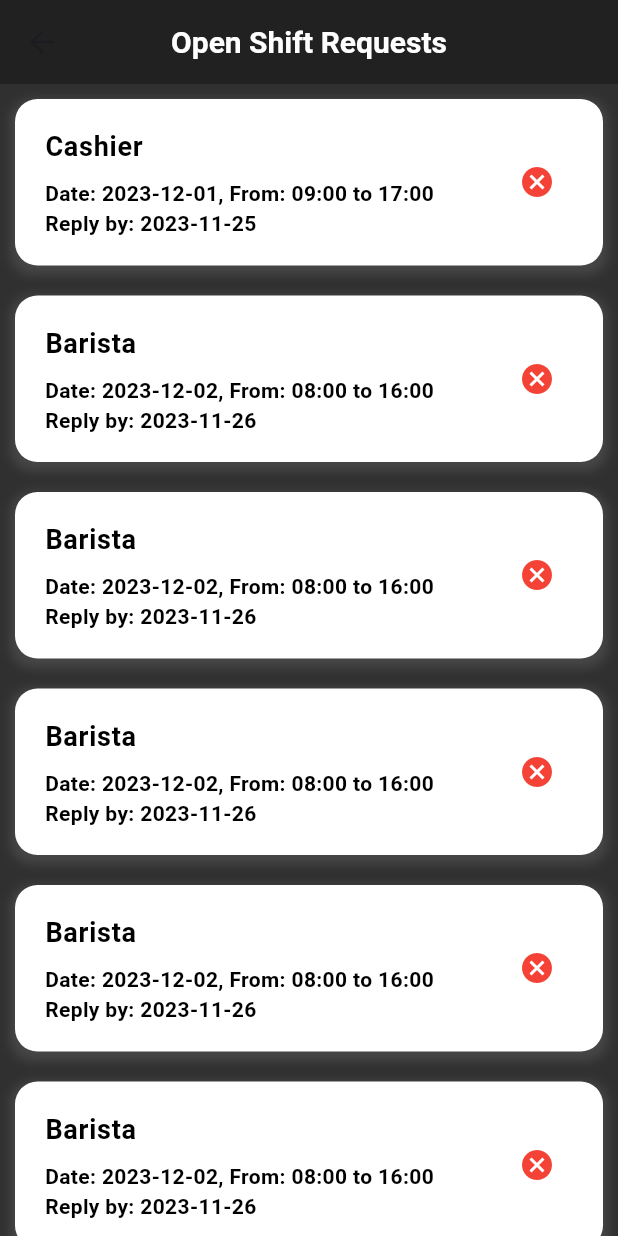
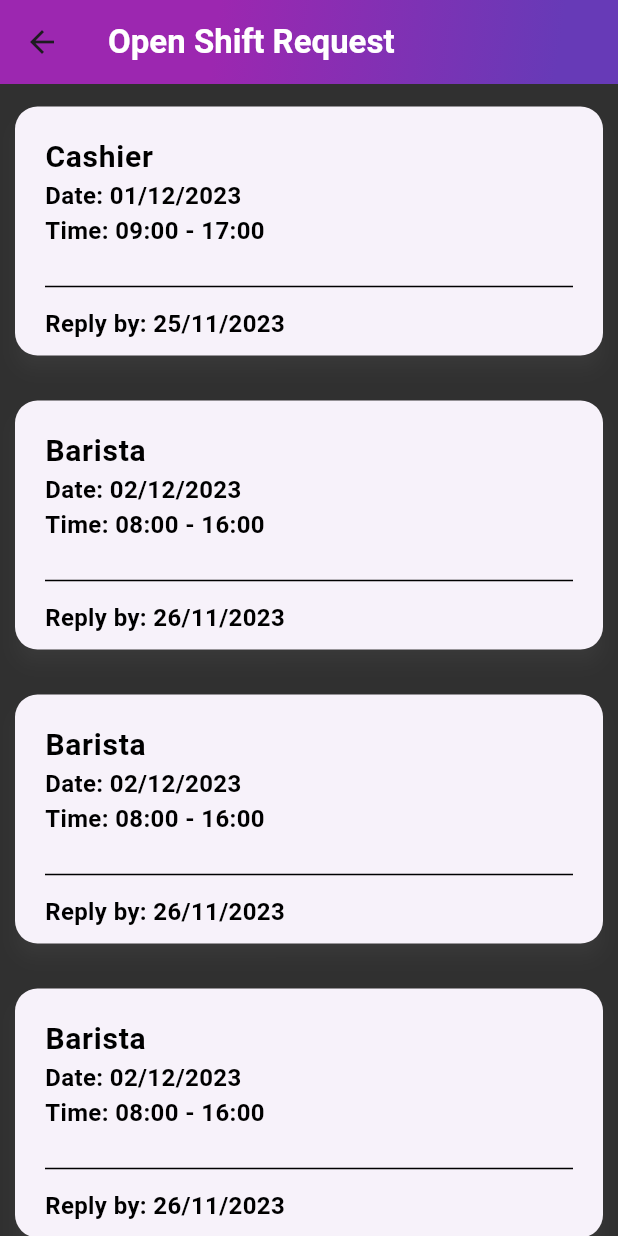
Before and after one commit to csnell16/SMS-staffing-application, a Flutter app: the ShiftRequestsListPage22 screen opened directly, on a phone screen of 412 x 824 dp. Run offline on Flutter 3.47's test engine with Material 3 defaults, Android fonts, the phone set to English and light mode, and no system bars; our stand-ins replace curved_navigation_bar; Roboto replaces fonts that are missing (Proxima Nova).

Commit message:
DateTime

```diff
--- a/MobileAppplication/hospital_app/lib/createRequest.dart
+++ b/MobileAppplication/hospital_app/lib/createRequest.dart
@@ -25,6 +25,8 @@ class ShiftRequestsListPage22 extends StatefulWidget {
 }
 
 class _ShiftRequestsListPageState extends State<ShiftRequestsListPage22> {
+  ShiftRequest? _selectedRequest; // State variable to track the selected request
+
   List<ShiftRequest> _shiftRequests=[
     ShiftRequest(
       position: "Cashier",
@@ -79,16 +81,34 @@ class _ShiftRequestsListPageState extends State<ShiftRequestsListPage22> {
       backgroundColor: Colors.grey[850], // Dark background like CreateShiftRequestPage33
       appBar: AppBar(
         title: Text(
-          'Open Shift Requests',
-          style: TextStyle(
-            color: Colors.white,
-            fontSize: 20,
-            fontWeight: FontWeight.bold,
-            fontFamily: 'Roboto', // Consistent font family
+          'Open Shift Request',
+          textAlign: TextAlign.center,
+          style: TextStyle(fontSize:22,color: Colors.white,fontWeight: FontWeight.bold,fontFamily:'Proxima Nova'),
+
+        ),
+        backgroundColor: Colors.deepPurple, // Updated color
+        elevation: 4, // Shadow under the AppBar
+        // actions: <Widget>[
+        //   IconButton(
+        //     icon: Icon(Icons.settings), // Example icon
+        //     onPressed: () {
+        //       // Action for settings or other functionality
+        //     },
+        //   ),
+        // ],
+        flexibleSpace: Container(
+          decoration: BoxDecoration(
+            gradient: LinearGradient(
+              begin: Alignment.topLeft,
+              end: Alignment.bottomRight,
+              tileMode: TileMode.repeated,
+              stops: [0.35, 0.90],
+
+              colors: [Colors.purple, Colors.deepPurple], // Gradient colors
+
             ),
           ),
-        backgroundColor: Colors.grey[900], // Consistent AppBar color
-        centerTitle: true,
+        ),
       ),
       body: ListView.builder(
         itemCount: _shiftRequests.length,
@@ -100,73 +120,80 @@ class _ShiftRequestsListPageState extends State<ShiftRequestsListPage22> {
   }
 
   Widget _buildShiftRequestItem(BuildContext context, ShiftRequest request) {
-    return Container(
-      margin: EdgeInsets.all(10),
-      decoration: BoxDecoration(
-        color: Colors.white,
+    bool isSelected = _selectedRequest == request;
+
+    return GestureDetector(
+      onLongPressDown: (_) => setState(() => _selectedRequest = request),
+      onLongPressUp: () => setState(() => _selectedRequest = null),
+      onLongPress: () => _showCancelConfirmation(context, request),
+      child: Card(
+        // color: isSelected ? Colors.red : Colors.white, // Change color when selected
+        margin: EdgeInsets.symmetric(horizontal: 10, vertical: 15),
+        shape: RoundedRectangleBorder(
           borderRadius: BorderRadius.circular(15),
-        boxShadow: [
-          BoxShadow(
-            color: Colors.grey.withOpacity(0.2),
-            spreadRadius: 3,
-            blurRadius: 5,
-            offset: Offset(0, 3),
         ),
-        ],
-      ),
-      child: ListTile(
+        shadowColor: Colors.grey.withOpacity(0.2),
+        elevation: 5,
+        child: InkWell(
+          splashColor: Colors.red,
+          onTap: () {}, // You can add functionality here if needed
+          child: Column(
+            children: [
+              ListTile(
                 contentPadding: EdgeInsets.symmetric(horizontal: 20, vertical: 10),
                 title: Text(
                   request.position,
                   style: TextStyle(
                     fontWeight: FontWeight.bold,
-            fontSize: 18,
-            fontFamily: 'Roboto', // Consistent font family
-            color: Colors.black, // Text color
+                    fontSize: 20,
+                    fontFamily: 'Proxima Nova',
+                    color: Colors.black,
                   ),
                 ),
-        subtitle: Padding(
-          padding: EdgeInsets.only(top: 8),
-          child: Text(
-            _formatShiftDetails(request),
-            textAlign: TextAlign.left,
-            style: TextStyle(
-              fontSize: 14,
-              color: Colors.black,
-              fontWeight: FontWeight.bold,
-              fontFamily: 'Proxima Nova',
-            ),
-            overflow: TextOverflow.ellipsis,
+                subtitle: Text(
+                  'Date: ${_formatDate(request.date)}\nTime: ${_formatTime(request.fromTime)} - ${_formatTime(request.toTime)}',
+                  style: _infoTextStyle(),
                 ),
               ),
-        trailing: IconButton(
-          icon: Icon(Icons.cancel, color: Colors.red),
-          onPressed: () => _showCancelConfirmation(context, request),
+              Divider(thickness: 1, indent: 20, endIndent: 20, color: Colors.black),
+              Padding(
+                padding: EdgeInsets.fromLTRB(20, 5, 20, 10),
+                child: Align(
+                  alignment: Alignment.centerLeft,
+                  child: Text(
+                    'Reply by: ${_formatDate(request.replyDeadline)}',
+                    style: _infoTextStyle(),
                   ),
-        onTap: () {
-          // Handle tap event
-        },
+                ),
+              ),
+            ],
+          ),
+        ),
       ),
     );
   }
 
-
-  String _formatShiftDetails(ShiftRequest request) {
-    String formatDate(DateTime date) {
-      return '${date.year}-${date.month.toString().padLeft(2, '0')}-${date.day.toString().padLeft(2, '0')}';
+  TextStyle _infoTextStyle() {
+    return TextStyle(
+      fontSize: 16,
+      fontWeight: FontWeight.bold,
+      color: Colors.black,
+      fontFamily: 'Proxima Nova',
+    );
   }
 
-    String formatTime(TimeOfDay time) {
+  String _formatDate(DateTime date) {
+    return '${date.day.toString().padLeft(2, '0')}/${date.month.toString().padLeft(2, '0')}/${date.year}';
+  }
+
+  String _formatTime(TimeOfDay time) {
     final hour = time.hour.toString().padLeft(2, '0');
     final minute = time.minute.toString().padLeft(2, '0');
     return '$hour:$minute';
   }
 
-    return 'Date: ${formatDate(request.date)}, '
-        'From: ${formatTime(request.fromTime)} '
-        'to ${formatTime(request.toTime)}\n'
-        'Reply by: ${formatDate(request.replyDeadline)}';
-  }
+
+
 
 
   void _showCancelConfirmation(BuildContext context, ShiftRequest request) {
--- a/MobileAppplication/hospital_app/lib/home.dart
+++ b/MobileAppplication/hospital_app/lib/home.dart
@@ -19,10 +19,11 @@ class NavigationBarPage extends StatefulWidget {
 
 class _NavigationBarPageState extends State<NavigationBarPage> {
   final List<Widget> _children = [
+    ShiftRequestsListPage22(shiftRequests: [],),
+
     CreateShiftRequestPage33(),
 
     ShiftRequestsListPage(shiftRequests: []),
-    ShiftRequestsListPage22(shiftRequests: [],),
 
   ];
   @override
--- a/MobileAppplication/hospital_app/lib/tsets.dart
+++ b/MobileAppplication/hospital_app/lib/tsets.dart
@@ -75,7 +75,7 @@ class _CreateShiftRequestPageState extends State<CreateShiftRequestPage33> {
                   _buildTextField('Position', (value) => _position = value!, screenWidth, screenHeight),
                   _buildDateTimePicker('Selected Date', '${_selectedDate.toLocal().toString().split(' ')[0]}', () => _selectDate(context, true), screenWidth, screenHeight),
                   _buildTimePickerRow(screenWidth, screenHeight),
-                  _buildDateTimePicker('Reply Deadline', '${_replyDeadline.toLocal().toString().split(' ')[0]}', () => _selectDate(context, false), screenWidth, screenHeight),
+                  _buildDateTimePicker('Reply Deadline', '${_formatDateTime(_replyDeadline)}', () => _selectDateTime(context, false), screenWidth, screenHeight),
                   _buildSubmitButton(screenWidth, screenHeight),
                 ],
               ),
@@ -219,6 +219,46 @@ class _CreateShiftRequestPageState extends State<CreateShiftRequestPage33> {
       ),
     );
   }
+  String _formatDateTime(DateTime dateTime) {
+    // Format the DateTime into a string as per your requirements
+    return '${dateTime.day.toString().padLeft(2, '0')}/${dateTime.month.toString().padLeft(2, '0')}/${dateTime.year} ${dateTime.hour.toString().padLeft(2, '0')}:${dateTime.minute.toString().padLeft(2, '0')}';
+  }
+  Future<void> _selectDateTime(BuildContext context, bool isShiftDate) async {
+    // First, pick the date
+    final DateTime? pickedDate = await showDatePicker(
+      context: context,
+      initialDate: isShiftDate ? _selectedDate : _replyDeadline,
+      firstDate: DateTime.now(),
+      lastDate: DateTime(2025),
+    );
+
+    if (pickedDate != null) {
+      // If a date is picked, proceed to pick the time
+      final TimeOfDay? pickedTime = await showTimePicker(
+        context: context,
+        initialTime: TimeOfDay.fromDateTime(isShiftDate ? _selectedDate : _replyDeadline),
+      );
+
+      if (pickedTime != null) {
+        // Combine the picked date and time into a single DateTime
+        final DateTime combinedDateTime = DateTime(
+          pickedDate.year,
+          pickedDate.month,
+          pickedDate.day,
+          pickedTime.hour,
+          pickedTime.minute,
+        );
+
+        setState(() {
+          if (isShiftDate) {
+            _selectedDate = combinedDateTime;
+          } else {
+            _replyDeadline = combinedDateTime;
+          }
+        });
+      }
+    }
+  }
 
   _selectDate(BuildContext context, bool isShiftDate) async {
     final DateTime? picked = await showDatePicker(
```
Lines whose indentation alone changed are shown as unchanged.
